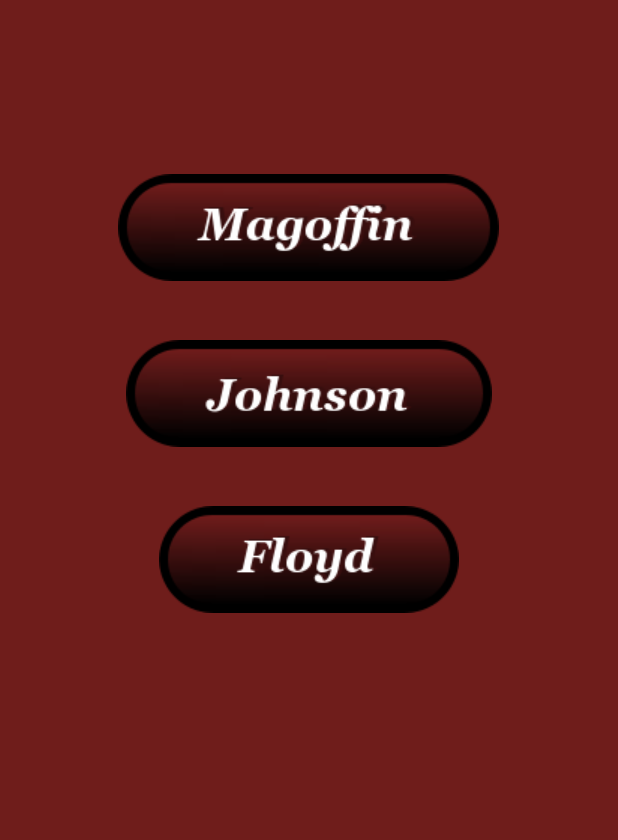
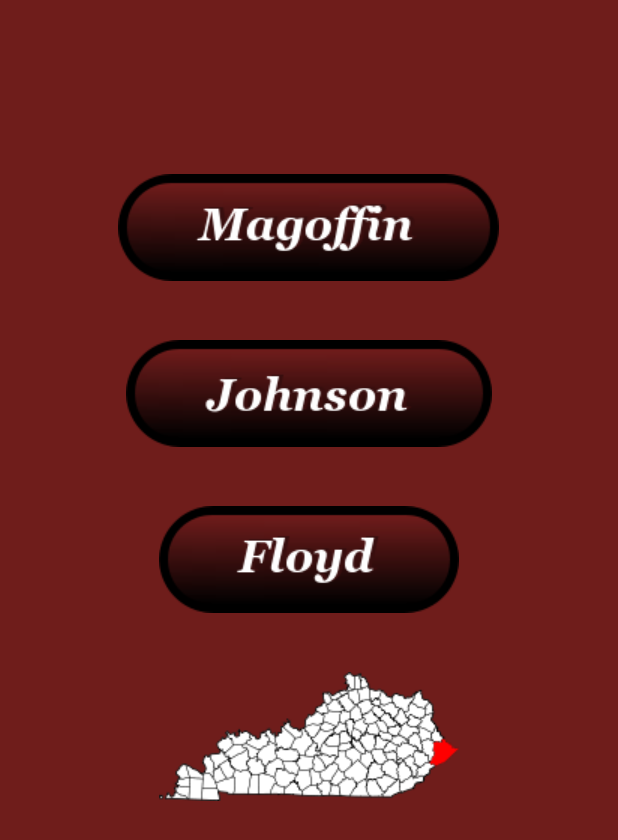
Before and after one commit to Travis40508/restaurantRoulette, an Android app: the screen it shows after launch (MainActivity), on a phone screen of 412 x 824 dp. Shown: the top 840 px of the screen. Run offline under Robolectric (Android 15) with nearby library versions, the phone set to English and light mode, and no system bars; libraries missing offline, so code that uses them is left out: com.firebase.client; 2 statements that could not run were skipped.

Commit message:
Animations added.

```diff
--- a/app/src/main/AndroidManifest.xml
+++ b/app/src/main/AndroidManifest.xml
@@ -25,7 +25,8 @@
                 <category android:name="android.intent.category.LAUNCHER" />
             </intent-filter>
         </activity>
-        <activity android:name=".MainActivity">
+        <activity android:name=".MainActivity"
+            android:screenOrientation="portrait">
 
         </activity>
         <activity
@@ -34,7 +35,8 @@
         <activity
             android:name=".RestaurantActivity"
             android:screenOrientation="portrait" />
-        <activity android:name=".MapsActivity" />
+        <activity android:name=".MapsActivity"
+            android:screenOrientation="portrait"/>
 
     </application>
 
--- a/app/src/main/java/com/campbellapps/christiancampbell/restaurant/Application.java
+++ b/app/src/main/java/com/campbellapps/christiancampbell/restaurant/Application.java
@@ -11,5 +11,6 @@ public class Application extends android.app.Application {
     public void onCreate() {
         super.onCreate();
         Firebase.setAndroidContext(this);
+        Firebase.getDefaultConfig().setPersistenceEnabled(true);
     }
 }
--- a/app/src/main/java/com/campbellapps/christiancampbell/restaurant/MainActivity.java
+++ b/app/src/main/java/com/campbellapps/christiancampbell/restaurant/MainActivity.java
@@ -18,6 +18,7 @@ public class MainActivity extends AppCompatActivity {
     ImageView magoffin;
     ImageView johnson;
     ImageView floyd;
+    ImageView pike;
 
 
 
@@ -30,6 +31,7 @@ public class MainActivity extends AppCompatActivity {
         magoffin = (ImageView) findViewById(R.id.magoffin_county);
         johnson = (ImageView) findViewById(R.id.johnson_county);
         floyd = (ImageView) findViewById(R.id.floyd_county);
+        pike = (ImageView) findViewById(R.id.pike_county);
 
 
 
@@ -38,6 +40,8 @@ public class MainActivity extends AppCompatActivity {
         magoffinClick();
         johnsonClick();
         floydClick();
+        pikeClick();
+        this.overridePendingTransition(R.anim.slide_in_right, R.anim.slide_out_left);
     }
 
     //onStart animations.
@@ -64,7 +68,13 @@ public class MainActivity extends AppCompatActivity {
                         new String[]{android.Manifest.permission.WRITE_EXTERNAL_STORAGE}, 1);
             }
         }
-        this.overridePendingTransition(R.anim.slide_in_up, R.anim.slide_out_up);
+
+    }
+
+    @Override
+    public void onBackPressed() {
+        super.onBackPressed();
+        this.overridePendingTransition(R.anim.slide_in_left, R.anim.slide_out_right);
     }
 
     //sets county in populateArray() equal to "magoffin" so that it only searches Magoffin restaurants.
@@ -106,17 +116,14 @@ public class MainActivity extends AppCompatActivity {
         });
     }
 
-    //onBackPressed animations.
-    @Override
-    public void onBackPressed() {
-        super.onBackPressed();
-        this.overridePendingTransition(R.anim.slide_in_down, R.anim.slide_out_down);
+    public void pikeClick() {
+        pike.setOnClickListener(new View.OnClickListener() {
+            @Override
+            public void onClick(View view) {
+                Intent intent = new Intent(MainActivity.this, RestaurantActivity.class);
+                intent.putExtra("county", "pike");
+                startActivity(intent);
+            }
+        });
     }
-
-    @Override
-    protected void onStop() {
-        super.onStop();
-
-    }
-
 }
--- a/app/src/main/res/layout/activity_main.xml
+++ b/app/src/main/res/layout/activity_main.xml
@@ -39,4 +39,13 @@
         android:layout_below="@id/johnson_county"
         android:layout_marginTop="39dp"
         android:id="@+id/floyd_county" />
+
+    <ImageView
+        android:layout_width="wrap_content"
+        android:layout_height="wrap_content"
+        app:srcCompat="@drawable/piketest"
+        android:layout_centerInParent="true"
+        android:layout_below="@id/floyd_county"
+        android:layout_marginTop="39dp"
+        android:id="@+id/pike_county" />
 </RelativeLayout>
--- a/app/src/main/res/layout/activity_restaurant.xml
+++ b/app/src/main/res/layout/activity_restaurant.xml
@@ -142,11 +142,5 @@
 
         />
 
-    <ProgressBar
-        android:id="@+id/progress_spinner"
-        style="?android:attr/progressBarStyleLarge"
-        android:layout_width="wrap_content"
-        android:layout_height="wrap_content"
-        android:layout_centerInParent="true" />
 
 </RelativeLayout>
```
Also changed, not shown: app/src/main/java/com/campbellapps/christiancampbell/restaurant/ListActivity.java (+7 -13 lines), app/src/main/java/com/campbellapps/christiancampbell/restaurant/MapsActivity.java (+1 -12 lines), app/src/main/java/com/campbellapps/christiancampbell/restaurant/RestaurantActivity.java (+6 -18 lines), app/src/main/res/drawable/piketest.png (added).
